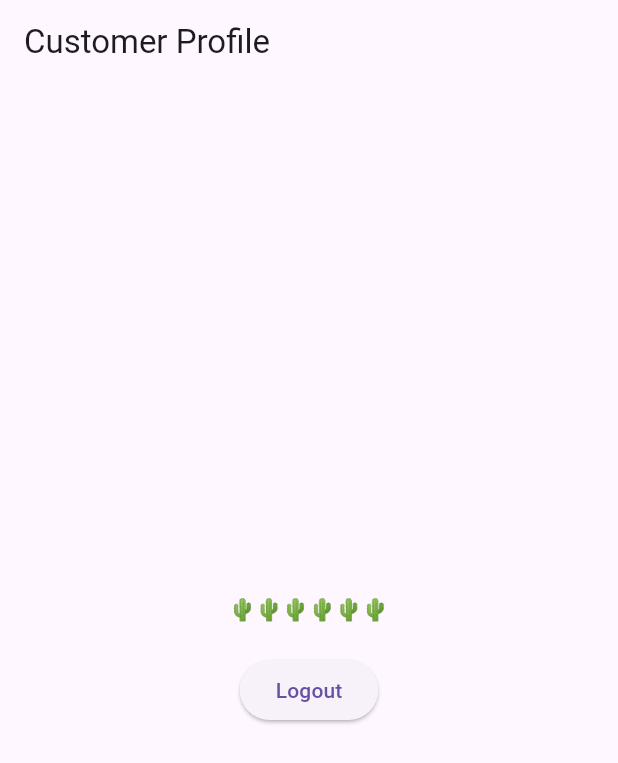
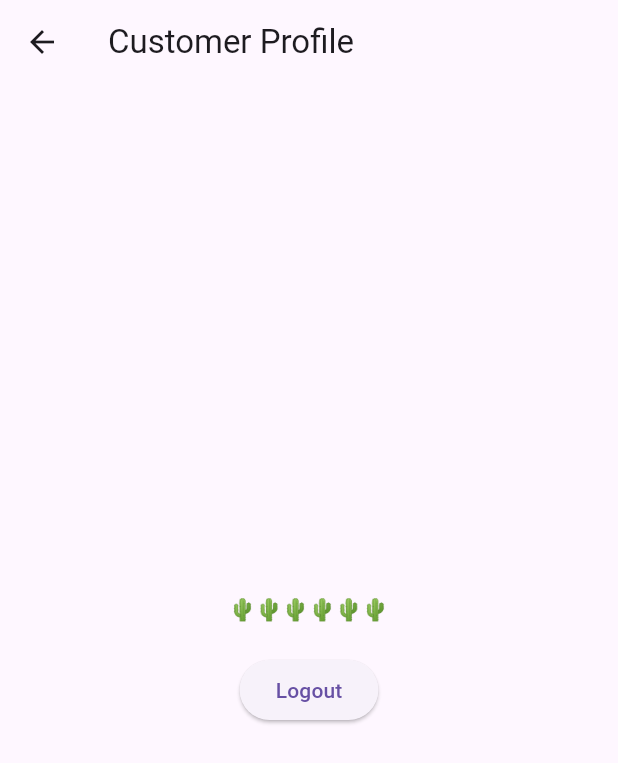
Before and after one commit to ghste/cactus, a Flutter app: the CustomerProfilePage screen opened by its route, on a phone screen of 412 x 824 dp. Shown: the top 763 px of the screen. Run offline on Flutter 3.47's test engine with Material 3 defaults, Android fonts, the light colour scheme and no system bars; our stand-ins replace go_router, shared_preferences, url_strategy; accounts and stored records are empty.

Commit message:
fix routing;

```diff
--- a/features/dashboard/dashboard_customer/lib/customer_profile_page.dart
+++ b/features/dashboard/dashboard_customer/lib/customer_profile_page.dart
@@ -10,7 +10,13 @@ class CustomerProfilePage extends StatelessWidget {
   @override
   Widget build(BuildContext context) {
     return Scaffold(
-      appBar: AppBar(title: const Text('Customer Profile')),
+      appBar: AppBar(
+        title: const Text('Customer Profile'),
+        leading: IconButton(
+          icon: const Icon(Icons.arrow_back),
+          onPressed: () => NavigationStack().back(context),
+        ),
+      ),
       body: Center(
         child: Column(
           mainAxisSize: MainAxisSize.min,
```
Also changed, not shown: features/dashboard/dashboard_customer/lib/customer_dashboard_page.dart (+6 -2 lines), features/dashboard/dashboard_employee/lib/employee_dashboard_page.dart (+6 -2 lines), features/dashboard/dashboard_employee/lib/employee_profile_page.dart (+7 -1 lines).
